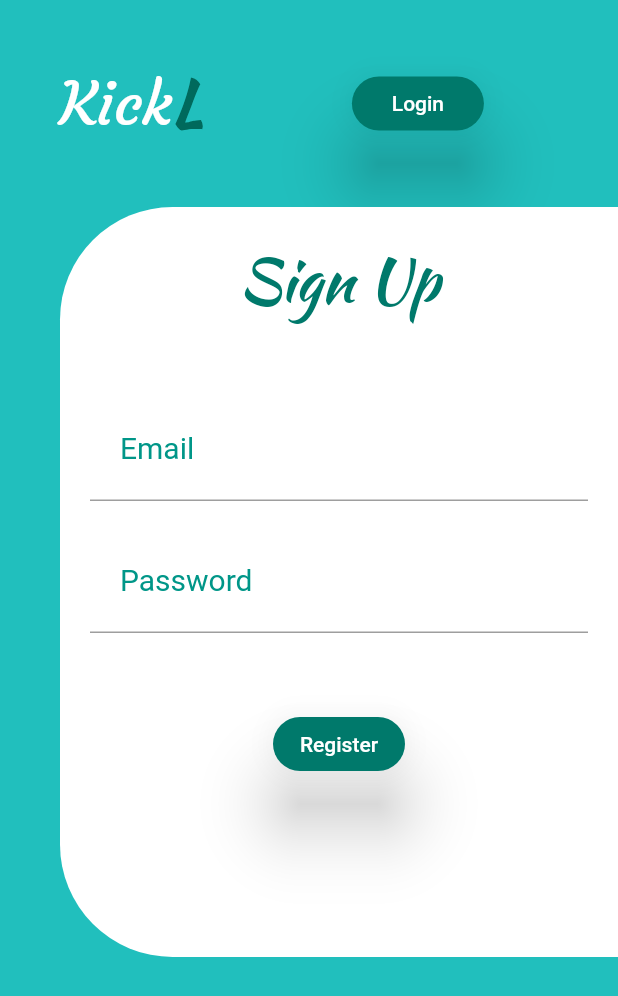
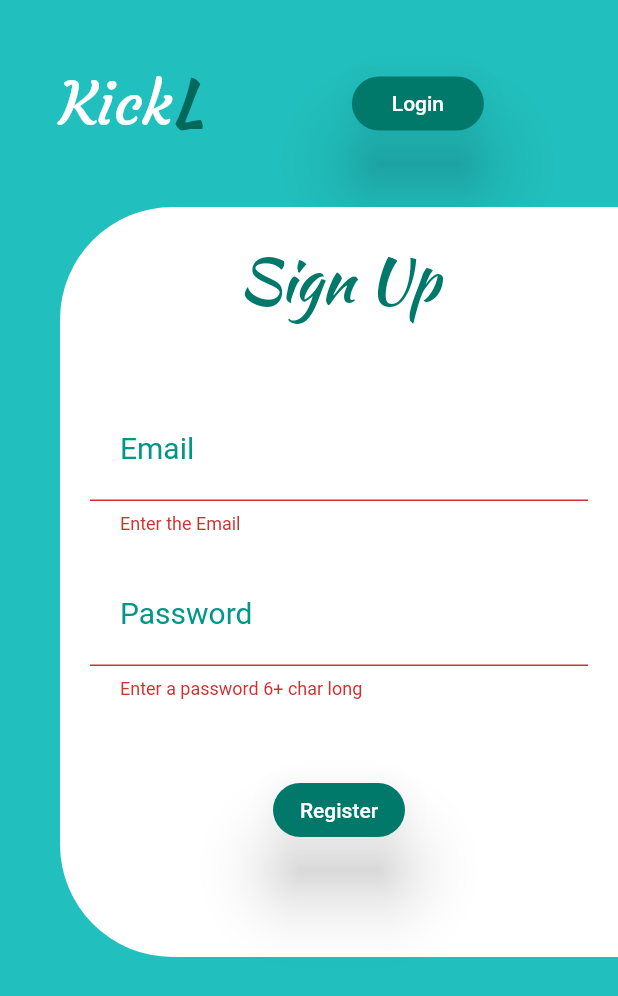
Before and after one commit to Manisha0027/Kick-L, a Flutter app: the Register screen opened directly, after a tap on "Register", on a phone screen of 412 x 824 dp. Shown: the top 996 px of the screen. Run offline on Flutter 3.47's test engine with Material 2 defaults, Android fonts, the phone set to English and light mode, and no system bars; our stand-ins replace firebase_auth, flutter_spinkit; accounts and stored records are empty.

Commit message:
Kick-L page

```diff
--- a/kicklz/lib/register.dart
+++ b/kicklz/lib/register.dart
@@ -1,16 +1,32 @@
 import 'package:flutter/material.dart';
+import 'package:kicklz/Loading.dart';
+import 'auth.dart';
 
 class Register extends StatefulWidget {
+  final Function toggleView;
+  Register({this.toggleView});
   @override
   _RegisterState createState() => _RegisterState();
 }
 
 class _RegisterState extends State<Register> {
+   final AuthService _auth  = AuthService();
+   final _formKey = GlobalKey<FormState>();
+   bool loading = false;
+
+
+  String email = '';
+  String password = '';
+  String error = '';
+
   @override
   Widget build(BuildContext context) {
-    return Scaffold(
+    return loading ? Loading(): Scaffold(
        backgroundColor: Color(0xFF21BFBD),
-      body: ListView(
+      body: Form(
+         key: _formKey,
+              child: ListView(
+
           children: <Widget>[
             SizedBox(
               height: 40.0,
@@ -45,7 +61,9 @@ class _RegisterState extends State<Register> {
                       ),
                       shape: RoundedRectangleBorder(
                           borderRadius: BorderRadius.circular(25.0)),
-                    onPressed: () {},
+                      onPressed: () {
+                        widget.toggleView();
+                      },
                     ),
 
 
@@ -78,7 +96,11 @@ class _RegisterState extends State<Register> {
                     Padding(
                       padding: const EdgeInsets.only(
                           top: 50.0, left: 20.0, right: 20.0),
-                    child: TextField(
+                      child: TextFormField(
+                        validator:(val)=> val.isEmpty ? 'Enter the Email':null,
+                        onChanged: (val){
+                          setState(()=>email=val);
+                        },
                         decoration: InputDecoration(
                           contentPadding:
                               EdgeInsets.fromLTRB(20.0, 15.0, 20.0, 15.0),
@@ -94,7 +116,11 @@ class _RegisterState extends State<Register> {
                     Padding(
                       padding: const EdgeInsets.only(
                           top: 20.0, left: 20.0, right: 20.0),
-                    child: TextField(
+                      child: TextFormField(
+                         validator:(val)=> val.length<6 ? 'Enter a password 6+ char long':null,
+                        onChanged: (val){
+                           setState(()=>password=val);
+                        },
                         obscureText: true,
                         decoration: InputDecoration(
                           contentPadding:
@@ -121,14 +147,30 @@ class _RegisterState extends State<Register> {
                       ),
                       shape: RoundedRectangleBorder(
                           borderRadius: BorderRadius.circular(25.0)),
-                    onPressed: () {},
+                      onPressed: () async{
+                            if(_formKey.currentState.validate()){
+                              setState(() => loading = true);
+                             dynamic result = await _auth.registerWithEmailAndPassword(email, password);
+                             if(result == null){
+                               setState(() { error = 'Please supply valid email';
+                               loading = false;
+                               });
+                             }
+
+
+                            }
+                      },
                     ),
+                    SizedBox(height: 10.0,),
+                    Text(error,
+                    style:TextStyle(color: Colors.red,fontSize: 12.0),),
                   ],
                 ),
               ),
             )
           ],
         ),
+      ),
 
 
     );
--- /dev/null
+++ b/kicklz/lib/user.dart
@@ -0,0 +1,4 @@
+class User{
+  final  String uid;
+  User({this.uid});
+}
--- a/kicklz/pubspec.yaml
+++ b/kicklz/pubspec.yaml
@@ -30,6 +30,8 @@ dependencies:
   cupertino_icons: ^0.1.3
   firebase_auth: ^0.14.0+4
   cloud_firestore: ^0.12.9+5
+  provider: ^4.0.1
+  flutter_spinkit: ^4.1.2+1
 
 dev_dependencies:
   flutter_test:
@@ -47,8 +49,8 @@ flutter:
   uses-material-design: true
 
   # To add assets to your application, add an assets section, like this:
-  # assets:
-  #   - images/a_dot_burr.jpeg
+  assets:
+     - images/
   #   - images/a_dot_ham.jpeg
 
   # An image asset can refer to one or more resolution-specific "variants", see
```
Also changed, not shown: kicklz/lib/Loading.dart (added, +17 -0 lines), kicklz/lib/auth.dart (added, +77 -0 lines), kicklz/lib/authenticate.dart (added, +26 -0 lines), kicklz/lib/home.dart (added, +58 -0 lines), kicklz/lib/login.dart (+49 -9 lines), kicklz/lib/main.dart (+11 -19 lines), kicklz/lib/wrapper.dart (added, +20 -0 lines), kicklz/images/backclock.jpg (added), kicklz/pubspec.lock. Lines whose indentation alone changed are shown as unchanged.
